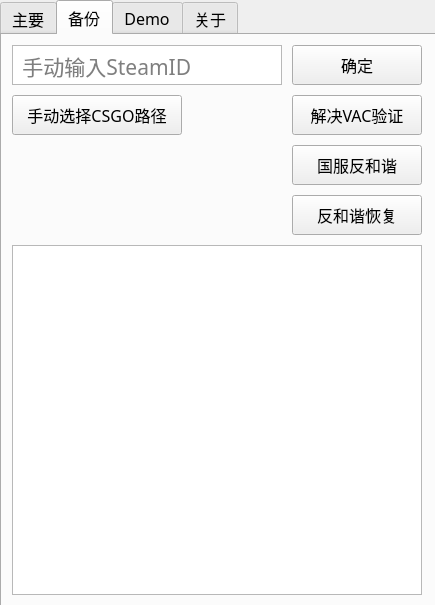
Old version of the form mainwindow.ui in the repository Purple-CSGO/CSGO-Toolbox-Qt.
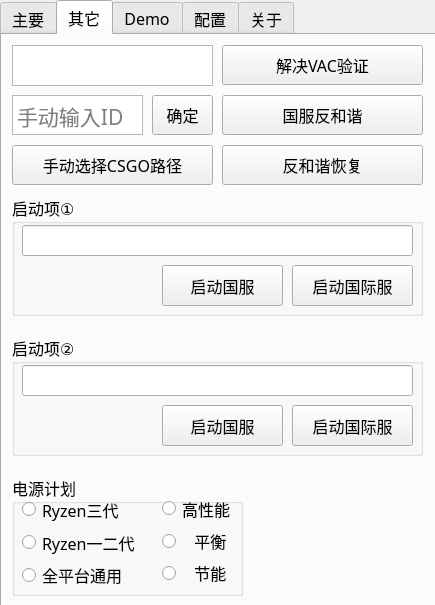
New version of the form. The open tabs and pages were chosen to show the change.

Commit message: 增加2组启动项设置，可以快捷启动国服国际服，新增切换电源计划功能，可切换不同组电源计划已适应AMD锐龙系列

```diff
--- a/mainwindow.ui
+++ b/mainwindow.ui
@@ -548,7 +548,7 @@
     </widget>
     <widget class="QWidget" name="TabSetting">
      <attribute name="title">
-      <string>备份</string>
+      <string>其它</string>
      </attribute>
      <widget class="QPushButton" name="solveVAC">
       <property name="enabled">
@@ -556,9 +556,9 @@
       </property>
       <property name="geometry">
        <rect>
-        <x>290</x>
-        <y>60</y>
-        <width>130</width>
+        <x>220</x>
+        <y>10</y>
+        <width>201</width>
         <height>40</height>
        </rect>
       </property>
@@ -577,9 +577,9 @@
      <widget class="QPushButton" name="reloadHarmony">
       <property name="geometry">
        <rect>
-        <x>290</x>
-        <y>160</y>
-        <width>130</width>
+        <x>220</x>
+        <y>110</y>
+        <width>201</width>
         <height>40</height>
        </rect>
       </property>
@@ -598,9 +598,9 @@
      <widget class="QPushButton" name="antiHarmony">
       <property name="geometry">
        <rect>
-        <x>290</x>
-        <y>110</y>
-        <width>130</width>
+        <x>220</x>
+        <y>60</y>
+        <width>201</width>
         <height>40</height>
        </rect>
       </property>
@@ -623,9 +623,9 @@
       <property name="geometry">
        <rect>
         <x>10</x>
-        <y>210</y>
-        <width>410</width>
-        <height>350</height>
+        <y>10</y>
+        <width>201</width>
+        <height>41</height>
        </rect>
       </property>
       <property name="font">
@@ -646,9 +646,9 @@
      <widget class="QPushButton" name="ManualSteamID">
       <property name="geometry">
        <rect>
-        <x>290</x>
-        <y>10</y>
-        <width>130</width>
+        <x>150</x>
+        <y>60</y>
+        <width>61</width>
         <height>40</height>
        </rect>
       </property>
@@ -668,8 +668,8 @@
       <property name="geometry">
        <rect>
         <x>10</x>
-        <y>10</y>
-        <width>270</width>
+        <y>60</y>
+        <width>131</width>
         <height>40</height>
        </rect>
       </property>
@@ -695,18 +695,18 @@
 &lt;html&gt;&lt;head&gt;&lt;meta name=&quot;qrichtext&quot; content=&quot;1&quot; /&gt;&lt;style type=&quot;text/css&quot;&gt;
 p, li { white-space: pre-wrap; }
 &lt;/style&gt;&lt;/head&gt;&lt;body style=&quot; font-family:'微软雅黑','微软雅黑','微软雅黑','微软雅黑'; font-size:16pt; font-weight:400; font-style:normal;&quot;&gt;
-&lt;p style=&quot;-qt-paragraph-type:empty; margin-top:0px; margin-bottom:0px; margin-left:0px; margin-right:0px; -qt-block-indent:0; text-indent:0px; font-family:'微软雅黑'; font-size:14pt;&quot;&gt;&lt;br /&gt;&lt;/p&gt;&lt;/body&gt;&lt;/html&gt;</string>
+&lt;p style=&quot;-qt-paragraph-type:empty; margin-top:0px; margin-bottom:0px; margin-left:0px; margin-right:0px; -qt-block-indent:0; text-indent:0px;&quot;&gt;&lt;br /&gt;&lt;/p&gt;&lt;/body&gt;&lt;/html&gt;</string>
       </property>
       <property name="placeholderText">
-       <string> 手动输入SteamID</string>
+       <string>手动输入ID</string>
       </property>
      </widget>
      <widget class="QPushButton" name="manualCsgoBtn">
       <property name="geometry">
        <rect>
         <x>10</x>
-        <y>60</y>
-        <width>170</width>
+        <y>110</y>
+        <width>201</width>
         <height>40</height>
        </rect>
       </property>
@@ -722,6 +722,195 @@
        <string>手动选择CSGO路径</string>
       </property>
      </widget>
+     <widget class="QGroupBox" name="powerPlan">
+      <property name="geometry">
+       <rect>
+        <x>10</x>
+        <y>440</y>
+        <width>231</width>
+        <height>121</height>
+       </rect>
+      </property>
+      <property name="title">
+       <string>电源计划</string>
+      </property>
+      <widget class="QWidget" name="verticalLayoutWidget">
+       <property name="geometry">
+        <rect>
+         <x>10</x>
+         <y>21</y>
+         <width>131</width>
+         <height>92</height>
+        </rect>
+       </property>
+       <layout class="QVBoxLayout" name="cpuType">
+        <item>
+         <widget class="QRadioButton" name="Ryzen3000">
+          <property name="text">
+           <string>Ryzen三代</string>
+          </property>
+         </widget>
+        </item>
+        <item>
+         <widget class="QRadioButton" name="RyzenEtc">
+          <property name="text">
+           <string>Ryzen一二代</string>
+          </property>
+         </widget>
+        </item>
+        <item>
+         <widget class="QRadioButton" name="allPlatform">
+          <property name="text">
+           <string>全平台通用</string>
+          </property>
+         </widget>
+        </item>
+       </layout>
+      </widget>
+      <widget class="QWidget" name="verticalLayoutWidget_2">
+       <property name="geometry">
+        <rect>
+         <x>150</x>
+         <y>20</y>
+         <width>73</width>
+         <height>91</height>
+        </rect>
+       </property>
+       <layout class="QVBoxLayout" name="exactPlan">
+        <item>
+         <widget class="QRadioButton" name="high">
+          <property name="layoutDirection">
+           <enum>Qt::LeftToRight</enum>
+          </property>
+          <property name="text">
+           <string>高性能</string>
+          </property>
+         </widget>
+        </item>
+        <item>
+         <widget class="QRadioButton" name="balanced">
+          <property name="layoutDirection">
+           <enum>Qt::LeftToRight</enum>
+          </property>
+          <property name="text">
+           <string>   平衡</string>
+          </property>
+         </widget>
+        </item>
+        <item>
+         <widget class="QRadioButton" name="powersave">
+          <property name="layoutDirection">
+           <enum>Qt::LeftToRight</enum>
+          </property>
+          <property name="text">
+           <string>   节能</string>
+          </property>
+         </widget>
+        </item>
+       </layout>
+      </widget>
+     </widget>
+     <widget class="QGroupBox" name="groupLauOpt1">
+      <property name="geometry">
+       <rect>
+        <x>10</x>
+        <y>160</y>
+        <width>411</width>
+        <height>121</height>
+       </rect>
+      </property>
+      <property name="title">
+       <string>启动项①</string>
+      </property>
+      <widget class="QPushButton" name="LaunchWWd1">
+       <property name="geometry">
+        <rect>
+         <x>280</x>
+         <y>70</y>
+         <width>121</width>
+         <height>41</height>
+        </rect>
+       </property>
+       <property name="text">
+        <string>启动国际服</string>
+       </property>
+      </widget>
+      <widget class="QLineEdit" name="LaunchOpt1">
+       <property name="geometry">
+        <rect>
+         <x>10</x>
+         <y>30</y>
+         <width>391</width>
+         <height>31</height>
+        </rect>
+       </property>
+       <property name="text">
+        <string/>
+       </property>
+      </widget>
+      <widget class="QPushButton" name="LaunchPWrd1">
+       <property name="geometry">
+        <rect>
+         <x>150</x>
+         <y>70</y>
+         <width>121</width>
+         <height>41</height>
+        </rect>
+       </property>
+       <property name="text">
+        <string>启动国服</string>
+       </property>
+      </widget>
+     </widget>
+     <widget class="QGroupBox" name="groupLauOpt2">
+      <property name="geometry">
+       <rect>
+        <x>10</x>
+        <y>300</y>
+        <width>411</width>
+        <height>121</height>
+       </rect>
+      </property>
+      <property name="title">
+       <string>启动项②</string>
+      </property>
+      <widget class="QPushButton" name="LaunchPWrd2">
+       <property name="geometry">
+        <rect>
+         <x>150</x>
+         <y>70</y>
+         <width>121</width>
+         <height>41</height>
+        </rect>
+       </property>
+       <property name="text">
+        <string>启动国服</string>
+       </property>
+      </widget>
+      <widget class="QLineEdit" name="LaunchOpt2">
+       <property name="geometry">
+        <rect>
+         <x>10</x>
+         <y>30</y>
+         <width>391</width>
+         <height>31</height>
+        </rect>
+       </property>
+      </widget>
+      <widget class="QPushButton" name="LaunchWWd2">
+       <property name="geometry">
+        <rect>
+         <x>280</x>
+         <y>70</y>
+         <width>121</width>
+         <height>41</height>
+        </rect>
+       </property>
+       <property name="text">
+        <string>启动国际服</string>
+       </property>
+      </widget>
+     </widget>
     </widget>
     <widget class="QWidget" name="TabDemo">
      <attribute name="title">
@@ -950,6 +1139,21 @@
       </property>
      </widget>
     </widget>
+    <widget class="QWidget" name="TabPCconfig">
+     <attribute name="title">
+      <string>配置</string>
+     </attribute>
+     <widget class="QTextEdit" name="PCconfig">
+      <property name="geometry">
+       <rect>
+        <x>10</x>
+        <y>10</y>
+        <width>411</width>
+        <height>551</height>
+       </rect>
+      </property>
+     </widget>
+    </widget>
     <widget class="QWidget" name="TabInfo">
      <property name="enabled">
       <bool>true</bool>
```
Left out of the diff: 6 changed lines with no effect on the pictures. The commit also changes 4 other files.
